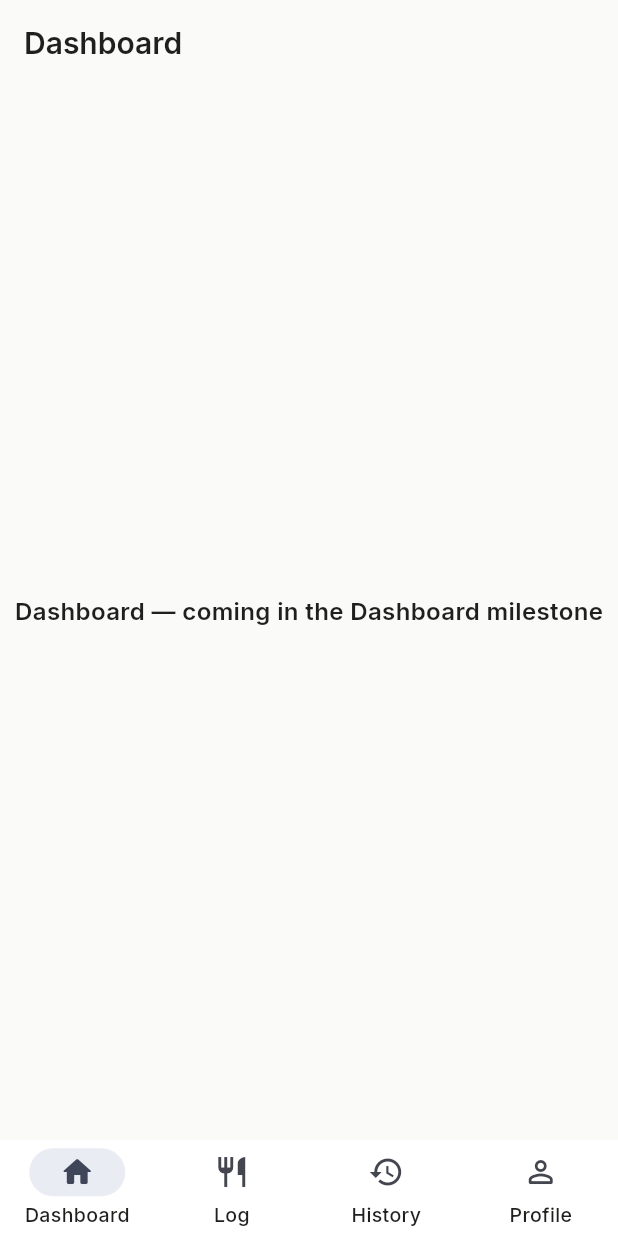
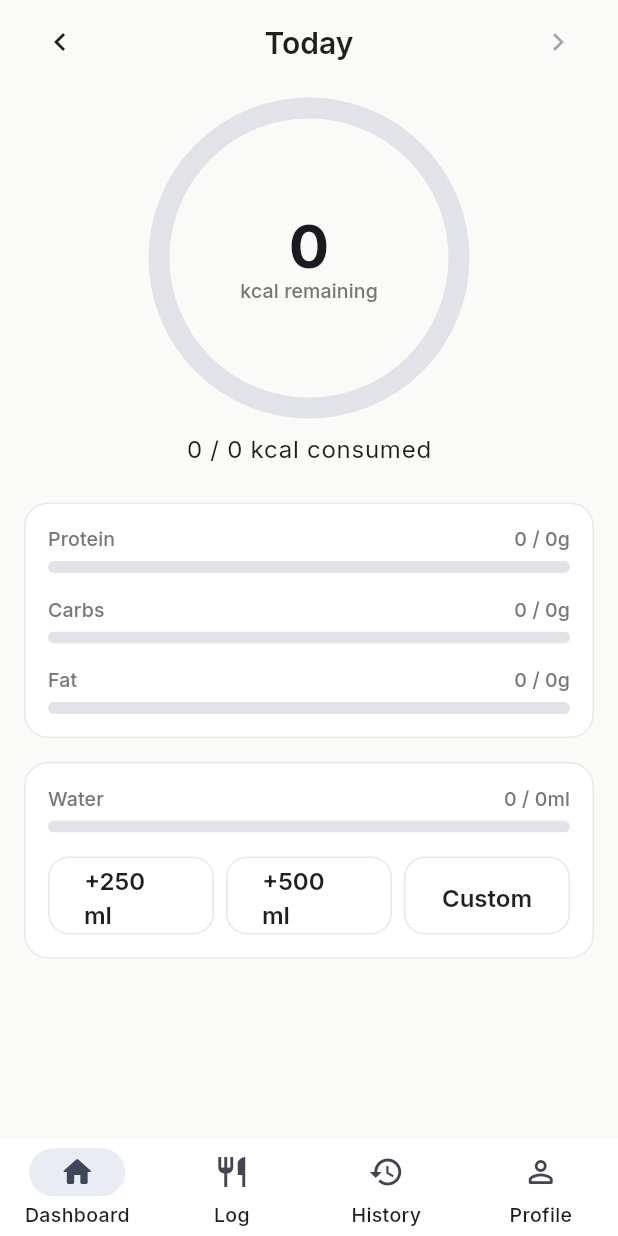
Before and after one commit to BySvin/foodcal-ai, a Flutter app: the DashboardScreen screen opened by its route, on a phone screen of 412 x 824 dp. Run offline on Flutter 3.47's test engine with Material 3 defaults, Android fonts, the phone set to English and light mode, and no system bars; our stand-ins replace cloud_firestore, firebase_analytics, firebase_auth, firebase_core, firebase_crashlytics, flutter_riverpod and 3 more; accounts and stored records are empty.

Commit message:
Add Dashboard feature: calorie ring, macro bars, embedded water card
Composes existing providers from Auth (targets), Food Logging (daily
nutrition summary), and Water Tracker (the M6 card) into the app's home
screen — no new Firestore-backed data of its own. The calorie ring and
center label flip to a danger-colored "kcal over" state once the day's
consumption exceeds the target, rather than just showing a negative
number.

Extracts DateNavHeader from Log Logging's screen into core/widgets/
since Dashboard needed the identical prev/today/next control.

Widget tests assert the ring's remaining/over figure and each macro
bar's text against known NutritionSummary fixtures. Also stops
.vscode/settings.json from recurring in git status on every commit.

Co-Authored-By: Claude Sonnet 5 <noreply@anthropic.com>

```diff
--- /dev/null
+++ b/lib/core/widgets/date_nav_header.dart
@@ -0,0 +1,37 @@
+import 'package:flutter/material.dart';
+import 'package:flutter_riverpod/flutter_riverpod.dart';
+
+import '../providers/date_providers.dart';
+import '../utils/date_utils.dart';
+
+/// Prev/next day navigation bound to [selectedDateProvider] — shared by
+/// any screen keyed off "which day am I looking at" (Dashboard, Log,
+/// History).
+class DateNavHeader extends ConsumerWidget {
+  const DateNavHeader({super.key, required this.date});
+
+  final DateTime date;
+
+  @override
+  Widget build(BuildContext context, WidgetRef ref) {
+    final isToday = AppDateUtils.isToday(date);
+    return Row(
+      mainAxisAlignment: MainAxisAlignment.spaceBetween,
+      children: [
+        IconButton(
+          icon: const Icon(Icons.chevron_left),
+          onPressed: () => ref.read(selectedDateProvider.notifier).state =
+              AppDateUtils.addDays(date, -1),
+        ),
+        Text(isToday ? 'Today' : '${date.month}/${date.day}/${date.year}'),
+        IconButton(
+          icon: const Icon(Icons.chevron_right),
+          onPressed: isToday
+              ? null
+              : () => ref.read(selectedDateProvider.notifier).state =
+                    AppDateUtils.addDays(date, 1),
+        ),
+      ],
+    );
+  }
+}
--- a/lib/features/dashboard/presentation/screens/dashboard_screen.dart
+++ b/lib/features/dashboard/presentation/screens/dashboard_screen.dart
@@ -1,15 +1,145 @@
 import 'package:flutter/material.dart';
+import 'package:flutter_riverpod/flutter_riverpod.dart';
 
-/// Placeholder — replaced with the calorie ring, macro bars, and water
-/// card in the Dashboard milestone.
-class DashboardScreen extends StatelessWidget {
+import '../../../../core/constants/app_spacing.dart';
+import '../../../../core/providers/date_providers.dart';
+import '../../../../core/theme/app_colors.dart';
+import '../../../../core/theme/app_text_styles.dart';
+import '../../../../core/widgets/date_nav_header.dart';
+import '../../../../core/widgets/error_view.dart';
+import '../../../../core/widgets/loading_view.dart';
+import '../../../../core/widgets/macro_bar.dart';
+import '../../../../core/widgets/progress_ring.dart';
+import '../../../auth/presentation/providers/auth_providers.dart';
+import '../../../food_logging/presentation/providers/food_log_providers.dart';
+import '../../../water_tracker/presentation/widgets/water_tracker_card.dart';
+
+class DashboardScreen extends ConsumerWidget {
   const DashboardScreen({super.key});
 
   @override
-  Widget build(BuildContext context) {
+  Widget build(BuildContext context, WidgetRef ref) {
+    final date = ref.watch(selectedDateProvider);
+    final appUserAsync = ref.watch(appUserProvider);
+
     return Scaffold(
-      appBar: AppBar(title: const Text('Dashboard')),
-      body: const Center(child: Text('Dashboard — coming in the Dashboard milestone')),
+      appBar: AppBar(title: DateNavHeader(date: date)),
+      body: SafeArea(
+        child: appUserAsync.when(
+          loading: () => const LoadingView(),
+          error: (error, _) => ErrorView(
+            message: 'Could not load your profile.',
+            onRetry: () => ref.invalidate(appUserProvider),
+          ),
+          data: (appUser) {
+            if (appUser == null) return const LoadingView();
+            return _DashboardBody(
+              date: date,
+              calorieTarget: appUser.dailyCalorieTarget ?? 2000,
+              proteinTarget: appUser.macroTargets?.proteinG ?? 0,
+              carbsTarget: appUser.macroTargets?.carbsG ?? 0,
+              fatTarget: appUser.macroTargets?.fatG ?? 0,
+            );
+          },
+        ),
+      ),
     );
   }
 }
+
+class _DashboardBody extends ConsumerWidget {
+  const _DashboardBody({
+    required this.date,
+    required this.calorieTarget,
+    required this.proteinTarget,
+    required this.carbsTarget,
+    required this.fatTarget,
+  });
+
+  final DateTime date;
+  final int calorieTarget;
+  final int proteinTarget;
+  final int carbsTarget;
+  final int fatTarget;
+
+  @override
+  Widget build(BuildContext context, WidgetRef ref) {
+    final summary = ref.watch(dailyNutritionSummaryProvider(date));
+    final theme = Theme.of(context);
+
+    final remaining = calorieTarget - summary.calories;
+    final isOverBudget = remaining < 0;
+    final progress = calorieTarget <= 0
+        ? 0.0
+        : summary.calories / calorieTarget;
+
+    return ListView(
+      padding: const EdgeInsets.all(AppSpacing.md),
+      children: [
+        Center(
+          child: ProgressRing(
+            progress: progress,
+            color: isOverBudget ? AppColors.danger : theme.colorScheme.primary,
+            child: Column(
+              mainAxisSize: MainAxisSize.min,
+              children: [
+                Text(
+                  '${remaining.abs().round()}',
+                  style: AppTextStyles.display.copyWith(
+                    color: theme.colorScheme.onSurface,
+                  ),
+                ),
+                Text(
+                  isOverBudget ? 'kcal over' : 'kcal remaining',
+                  style: theme.textTheme.labelLarge,
+                ),
+              ],
+            ),
+          ),
+        ),
+        const SizedBox(height: AppSpacing.md),
+        Center(
+          child: Text(
+            '${summary.calories.round()} / $calorieTarget kcal consumed',
+            style: theme.textTheme.bodyLarge,
+          ),
+        ),
+        const SizedBox(height: AppSpacing.lg),
+        Card(
+          child: Padding(
+            padding: const EdgeInsets.all(AppSpacing.md),
+            child: Column(
+              children: [
+                MacroBar(
+                  label: 'Protein',
+                  consumed: summary.proteinG,
+                  target: proteinTarget,
+                  unit: 'g',
+                  color: AppColors.proteinColor,
+                ),
+                const SizedBox(height: AppSpacing.md),
+                MacroBar(
+                  label: 'Carbs',
+                  consumed: summary.carbsG,
+                  target: carbsTarget,
+                  unit: 'g',
+                  color: AppColors.carbsColor,
+                ),
+                const SizedBox(height: AppSpacing.md),
+                MacroBar(
+                  label: 'Fat',
+                  consumed: summary.fatG,
+                  target: fatTarget,
+                  unit: 'g',
+                  color: AppColors.fatColor,
+                ),
+              ],
+            ),
+          ),
+        ),
+        const SizedBox(height: AppSpacing.md),
+        WaterTrackerCard(date: date),
+      ],
+    );
+  }
+}
```
Also changed, not shown: lib/features/food_logging/presentation/screens/log_screen.dart (+19 -40 lines), 3 other files.
